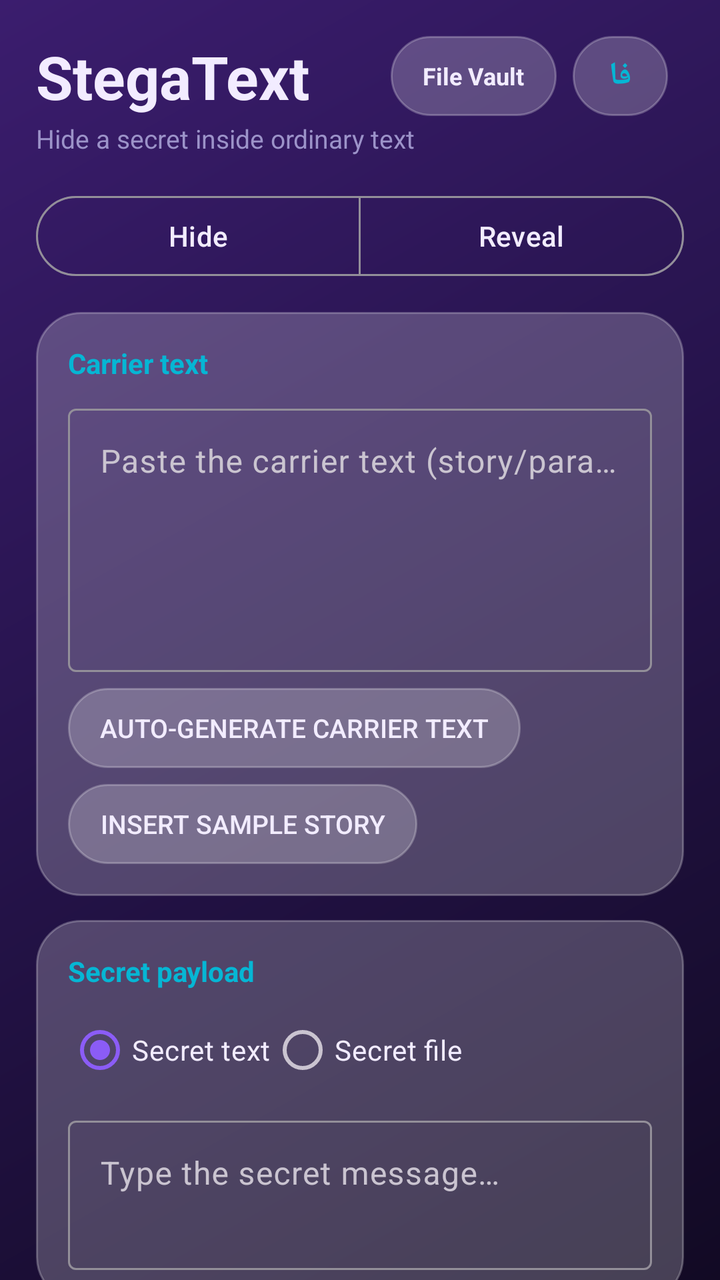
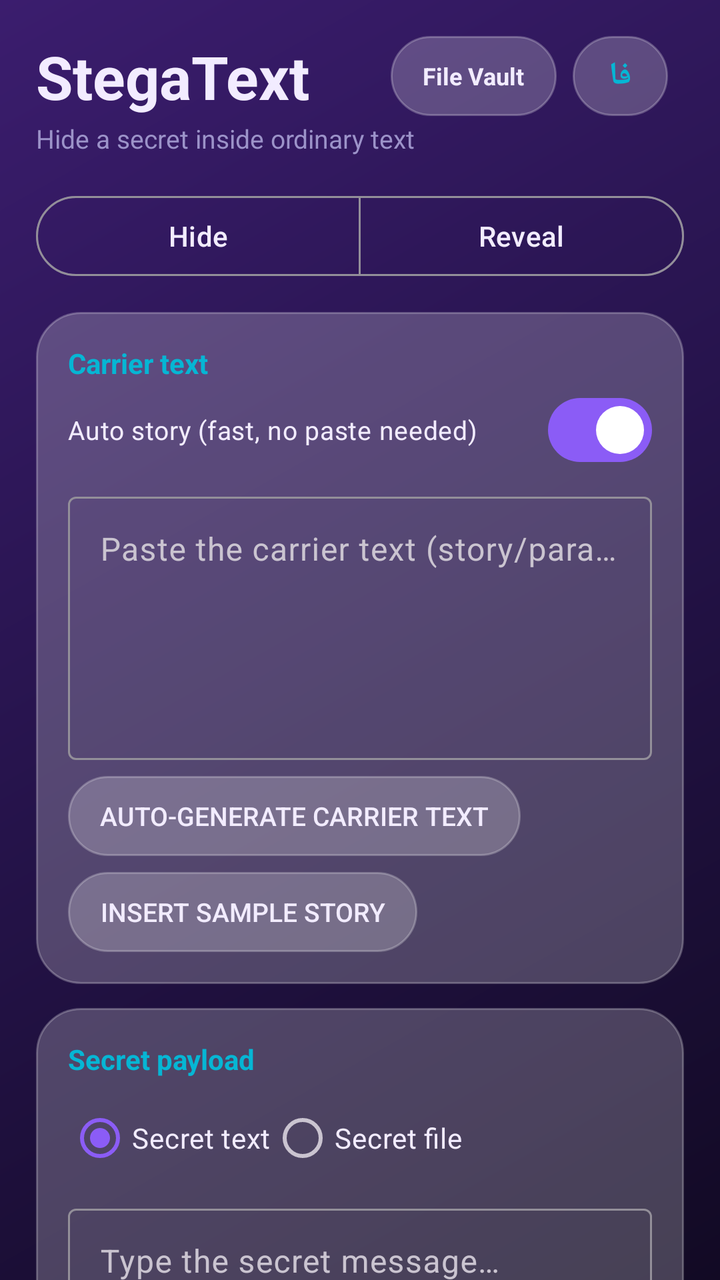

Screens rendered from an Android XML layout before and after an edit, with the pre-edit source and the edit as a unified diff.
<!-- AndroidManifest.xml: application theme Theme.StegaText -->
<!-- res/layout/activity_main.xml -->
<?xml version="1.0" encoding="utf-8"?>
<androidx.core.widget.NestedScrollView xmlns:android="http://schemas.android.com/apk/res/android"
    xmlns:app="http://schemas.android.com/apk/res-auto"
    android:layout_width="match_parent"
    android:layout_height="match_parent"
    android:fillViewport="true"
    android:scrollbars="none">

    <LinearLayout
        android:layout_width="match_parent"
        android:layout_height="wrap_content"
        android:orientation="vertical"
        android:padding="18dp">

        <LinearLayout
            android:layout_width="match_parent"
            android:layout_height="wrap_content"
            android:gravity="center_vertical"
            android:orientation="horizontal">

            <TextView
                android:id="@+id/tvTitle"
                android:layout_width="0dp"
                android:layout_height="wrap_content"
                android:layout_weight="1"
                android:text="@string/app_name"
                android:textColor="@color/text"
                android:textSize="30sp"
                android:textStyle="bold" />

            <TextView
                android:id="@+id/btnOpenVault"
                android:layout_width="wrap_content"
                android:layout_height="40dp"
                android:layout_marginEnd="8dp"
                android:background="@drawable/card_bg"
                android:gravity="center"
                android:paddingStart="16dp"
                android:paddingEnd="16dp"
                android:text="@string/btn_open_vault"
                android:textColor="@color/text"
                android:textSize="12sp"
                android:textStyle="bold" />

            <TextView
                android:id="@+id/btnLang"
                android:layout_marginEnd="8dp"
                android:layout_width="wrap_content"
                android:layout_height="40dp"
                android:background="@drawable/card_bg"
                android:gravity="center"
                android:paddingStart="18dp"
                android:paddingEnd="18dp"
                android:text="@string/btn_lang"
                android:textColor="@color/accent2"
                android:textSize="16sp"
                android:textStyle="bold" />
        </LinearLayout>

        <TextView
            android:layout_width="match_parent"
            android:layout_height="wrap_content"
            android:layout_marginTop="2dp"
            android:text="@string/tagline"
            android:textColor="@color/text_hint"
            android:textSize="13sp" />

        <com.google.android.material.button.MaterialButtonToggleGroup
            android:id="@+id/modeGroup"
            android:layout_width="match_parent"
            android:layout_height="wrap_content"
            android:layout_marginTop="16dp"
            app:selectionRequired="true"
            app:singleSelection="true">

            <com.google.android.material.button.MaterialButton
                android:id="@+id/btnModeHide"
                style="@style/Widget.Material3.Button.OutlinedButton"
                android:layout_width="0dp"
                android:layout_height="wrap_content"
                android:layout_weight="1"
                android:text="@string/mode_hide" />

            <com.google.android.material.button.MaterialButton
                android:id="@+id/btnModeReveal"
                style="@style/Widget.Material3.Button.OutlinedButton"
                android:layout_width="0dp"
                android:layout_height="wrap_content"
                android:layout_weight="1"
                android:text="@string/mode_reveal" />
        </com.google.android.material.button.MaterialButtonToggleGroup>

        <LinearLayout
            android:id="@+id/hideSection"
            android:layout_width="match_parent"
            android:layout_height="wrap_content"
            android:orientation="vertical">

            <LinearLayout
                android:layout_width="match_parent"
                android:layout_height="wrap_content"
                android:layout_marginTop="14dp"
                android:background="@drawable/card_bg"
                android:orientation="vertical"
                android:padding="16dp">

                <TextView
                    android:layout_width="wrap_content"
                    android:layout_height="wrap_content"
                    android:text="@string/carrier_title"
                    android:textColor="@color/accent2"
                    android:textSize="14sp"
                    android:textStyle="bold" />

                <com.google.android.material.textfield.TextInputLayout
                    style="@style/Widget.Material3.TextInputLayout.OutlinedBox"
                    android:layout_width="match_parent"
                    android:layout_height="wrap_content"
                    android:layout_marginTop="8dp"
                    app:boxBackgroundColor="@android:color/transparent">

                    <com.google.android.material.textfield.TextInputEditText
                        android:id="@+id/etCarrier"
                        android:layout_width="match_parent"
                        android:layout_height="wrap_content"
                        android:gravity="top"
                        android:hint="@string/carrier_hint_hide"
                        android:inputType="textMultiLine"
                        android:minLines="5"
                        android:textColor="@color/text"
                        android:textColorHint="@color/text_hint" />
                </com.google.android.material.textfield.TextInputLayout>

                <androidx.appcompat.widget.AppCompatButton
                    android:id="@+id/btnGenerate"
                    android:layout_width="wrap_content"
                    android:layout_height="40dp"
                    android:layout_marginTop="8dp"
                    android:layout_marginEnd="6dp"
                    android:background="@drawable/card_bg"
                    android:paddingStart="16dp"
                    android:paddingEnd="16dp"
                    android:text="@string/btn_generate_carrier"
                    android:textColor="@color/text"
                    android:textSize="13sp" />

                <androidx.appcompat.widget.AppCompatButton
                    android:id="@+id/btnSample"
                    android:layout_width="wrap_content"
                    android:layout_height="40dp"
                    android:layout_marginTop="8dp"
                    android:background="@drawable/card_bg"
                    android:paddingStart="16dp"
                    android:paddingEnd="16dp"
                    android:text="@string/btn_sample"
                    android:textColor="@color/text"
                    android:textSize="13sp" />
            </LinearLayout>

            <LinearLayout
                android:layout_width="match_parent"
                android:layout_height="wrap_content"
                android:layout_marginTop="12dp"
                android:background="@drawable/card_bg"
                android:orientation="vertical"
                android:padding="16dp">

                <TextView
                    android:layout_width="wrap_content"
                    android:layout_height="wrap_content"
                    android:text="@string/secret_title"
                    android:textColor="@color/accent2"
                    android:textSize="14sp"
                    android:textStyle="bold" />

                <RadioGroup
                    android:id="@+id/payloadGroup"
                    android:layout_width="match_parent"
                    android:layout_height="wrap_content"
                    android:layout_marginTop="6dp"
                    android:orientation="horizontal">

                    <com.google.android.material.radiobutton.MaterialRadioButton
                        android:id="@+id/radioText"
                        android:layout_width="wrap_content"
                        android:layout_height="wrap_content"
                        android:checked="true"
                        android:text="@string/radio_text"
                        android:textColor="@color/text" />

                    <com.google.android.material.radiobutton.MaterialRadioButton
                        android:id="@+id/radioFile"
                        android:layout_width="wrap_content"
                        android:layout_height="wrap_content"
                        android:text="@string/radio_file"
                        android:textColor="@color/text" />
                </RadioGroup>

                <com.google.android.material.textfield.TextInputLayout
                    android:id="@+id/tilSecret"
                    style="@style/Widget.Material3.TextInputLayout.OutlinedBox"
                    android:layout_width="match_parent"
                    android:layout_height="wrap_content"
                    android:layout_marginTop="6dp"
                    app:boxBackgroundColor="@android:color/transparent">

                    <com.google.android.material.textfield.TextInputEditText
                        android:id="@+id/etSecret"
                        android:layout_width="match_parent"
                        android:layout_height="wrap_content"
                        android:gravity="top"
                        android:hint="@string/secret_hint"
                        android:inputType="textMultiLine"
                        android:minLines="2"
                        android:textColor="@color/text"
                        android:textColorHint="@color/text_hint" />
                </com.google.android.material.textfield.TextInputLayout>

                <LinearLayout
                    android:id="@+id/fileRow"
                    android:layout_width="match_parent"
                    android:layout_height="wrap_content"
                    android:layout_marginTop="6dp"
                    android:gravity="center_vertical"
                    android:orientation="horizontal"
                    android:visibility="gone">

                    <androidx.appcompat.widget.AppCompatButton
                        android:id="@+id/btnPickFile"
                        android:layout_width="wrap_content"
                        android:layout_height="44dp"
                        android:background="@drawable/card_bg"
                        android:paddingStart="16dp"
                        android:paddingEnd="16dp"
                        android:text="@string/btn_pick_file"
                        android:textColor="@color/text"
                        android:textSize="13sp" />

                    <TextView
                        android:id="@+id/tvFileName"
                        android:layout_width="0dp"
                        android:layout_height="wrap_content"
                        android:layout_marginStart="10dp"
                        android:layout_weight="1"
                        android:text="@string/no_file"
                        android:textColor="@color/text_hint"
                        android:textSize="13sp" />
                </LinearLayout>
            </LinearLayout>

            <LinearLayout
                android:layout_width="match_parent"
                android:layout_height="wrap_content"
                android:layout_marginTop="12dp"
                android:background="@drawable/card_bg"
                android:orientation="vertical"
                android:padding="16dp">

                <TextView
                    android:layout_width="wrap_content"
                    android:layout_height="wrap_content"
                    android:text="@string/pw_title"
                    android:textColor="@color/accent2"
                    android:textSize="14sp"
                    android:textStyle="bold" />

                <com.google.android.material.textfield.TextInputLayout
                    style="@style/Widget.Material3.TextInputLayout.OutlinedBox"
                    android:layout_width="match_parent"
                    android:layout_height="wrap_content"
                    android:layout_marginTop="8dp"
                    app:boxBackgroundColor="@android:color/transparent"
                    app:endIconMode="password_toggle">

                    <com.google.android.material.textfield.TextInputEditText
                        android:id="@+id/etPassword"
                        android:layout_width="match_parent"
                        android:layout_height="wrap_content"
                        android:hint="@string/pw_hint"
                        android:inputType="textPassword"
                        android:textColor="@color/text"
                        android:textColorHint="@color/text_hint" />
                </com.google.android.material.textfield.TextInputLayout>

                <com.google.android.material.materialswitch.MaterialSwitch
                    android:id="@+id/switchRobust"
                    android:layout_width="match_parent"
                    android:layout_height="wrap_content"
                    android:layout_marginTop="8dp"
                    android:checked="true"
                    android:text="@string/robust"
                    android:textColor="@color/text"
                    android:textSize="13sp" />
            </LinearLayout>

            <TextView
                android:id="@+id/tvCapacity"
                android:layout_width="match_parent"
                android:layout_height="wrap_content"
                android:layout_marginTop="12dp"
                android:text="@string/capacity_zero"
                android:textColor="@color/text_hint"
                android:textSize="13sp" />

            <androidx.appcompat.widget.AppCompatButton
                android:id="@+id/btnHide"
                android:layout_width="match_parent"
                android:layout_height="56dp"
                android:layout_marginTop="10dp"
                android:background="@drawable/btn_gradient"
                android:stateListAnimator="@null"
                android:text="@string/btn_hide"
                android:textColor="#FFFFFF"
                android:textSize="16sp"
                android:textStyle="bold" />

            <LinearLayout
                android:id="@+id/outputCard"
                android:layout_width="match_parent"
                android:layout_height="wrap_content"
                android:layout_marginTop="14dp"
                android:background="@drawable/card_bg"
                android:orientation="vertical"
                android:padding="16dp"
                android:visibility="gone">

                <TextView
                    android:layout_width="wrap_content"
                    android:layout_height="wrap_content"
                    android:text="@string/output_title"
                    android:textColor="@color/ok"
                    android:textSize="14sp"
                    android:textStyle="bold" />

                <TextView
                    android:id="@+id/tvOutput"
                    android:layout_width="match_parent"
                    android:layout_height="wrap_content"
                    android:layout_marginTop="8dp"
                    android:textColor="@color/text"
                    android:textIsSelectable="true"
                    android:textSize="15sp" />

                <LinearLayout
                    android:layout_width="match_parent"
                    android:layout_height="wrap_content"
                    android:layout_marginTop="10dp"
                    android:orientation="horizontal">

                    <androidx.appcompat.widget.AppCompatButton
                        android:id="@+id/btnCopy"
                        android:layout_width="0dp"
                        android:layout_height="44dp"
                        android:layout_marginEnd="6dp"
                        android:layout_weight="1"
                        android:background="@drawable/card_bg"
                        android:text="@string/btn_copy"
                        android:textColor="@color/text" />

                    <androidx.appcompat.widget.AppCompatButton
                        android:id="@+id/btnShare"
                        android:layout_width="0dp"
                        android:layout_height="44dp"
                        android:layout_marginEnd="6dp"
                        android:layout_weight="1"
                        android:background="@drawable/card_bg"
                        android:text="@string/btn_share"
                        android:textColor="@color/text" />

                    <androidx.appcompat.widget.AppCompatButton
                        android:id="@+id/btnSave"
                        android:layout_width="0dp"
                        android:layout_height="44dp"
                        android:layout_weight="1"
                        android:background="@drawable/card_bg"
                        android:text="@string/btn_save"
                        android:textColor="@color/text" />
                </LinearLayout>
            </LinearLayout>
        </LinearLayout>

        <LinearLayout
            android:id="@+id/revealSection"
            android:layout_width="match_parent"
            android:layout_height="wrap_content"
            android:orientation="vertical"
            android:visibility="gone">

            <LinearLayout
                android:layout_width="match_parent"
                android:layout_height="wrap_content"
                android:layout_marginTop="14dp"
                android:background="@drawable/card_bg"
                android:orientation="vertical"
                android:padding="16dp">

                <TextView
                    android:layout_width="wrap_content"
                    android:layout_height="wrap_content"
                    android:text="@string/carrier_title"
                    android:textColor="@color/accent2"
                    android:textSize="14sp"
                    android:textStyle="bold" />

                <com.google.android.material.textfield.TextInputLayout
                    style="@style/Widget.Material3.TextInputLayout.OutlinedBox"
                    android:layout_width="match_parent"
                    android:layout_height="wrap_content"
                    android:layout_marginTop="8dp"
                    app:boxBackgroundColor="@android:color/transparent">

                    <com.google.android.material.textfield.TextInputEditText
                        android:id="@+id/etCarrierX"
                        android:layout_width="match_parent"
                        android:layout_height="wrap_content"
                        android:gravity="top"
                        android:hint="@string/carrier_hint_reveal"
                        android:inputType="textMultiLine"
                        android:minLines="5"
                        android:textColor="@color/text"
                        android:textColorHint="@color/text_hint" />
                </com.google.android.material.textfield.TextInputLayout>

                <androidx.appcompat.widget.AppCompatButton
                    android:id="@+id/btnPickStegoTxt"
                    android:layout_width="wrap_content"
                    android:layout_height="40dp"
                    android:layout_marginTop="8dp"
                    android:background="@drawable/card_bg"
                    android:paddingStart="16dp"
                    android:paddingEnd="16dp"
                    android:text="@string/btn_pick_stego_file"
                    android:textColor="@color/text"
                    android:textSize="13sp" />
            </LinearLayout>

            <LinearLayout
                android:layout_width="match_parent"
                android:layout_height="wrap_content"
                android:layout_marginTop="12dp"
                android:background="@drawable/card_bg"
                android:orientation="vertical"
                android:padding="16dp">

                <com.google.android.material.textfield.TextInputLayout
                    style="@style/Widget.Material3.TextInputLayout.OutlinedBox"
                    android:layout_width="match_parent"
                    android:layout_height="wrap_content"
                    app:boxBackgroundColor="@android:color/transparent"
                    app:endIconMode="password_toggle">

                    <com.google.android.material.textfield.TextInputEditText
                        android:id="@+id/etPasswordX"
                        android:layout_width="match_parent"
                        android:layout_height="wrap_content"
                        android:hint="@string/pw_hint"
                        android:inputType="textPassword"
                        android:textColor="@color/text"
                        android:textColorHint="@color/text_hint" />
                </com.google.android.material.textfield.TextInputLayout>
            </LinearLayout>

            <androidx.appcompat.widget.AppCompatButton
                android:id="@+id/btnReveal"
                android:layout_width="match_parent"
                android:layout_height="56dp"
                android:layout_marginTop="12dp"
                android:background="@drawable/btn_gradient"
                android:stateListAnimator="@null"
                android:text="@string/btn_reveal"
                android:textColor="#FFFFFF"
                android:textSize="16sp"
                android:textStyle="bold" />

            <LinearLayout
                android:id="@+id/resultCard"
                android:layout_width="match_parent"
                android:layout_height="wrap_content"
                android:layout_marginTop="14dp"
                android:background="@drawable/card_bg"
                android:orientation="vertical"
                android:padding="16dp"
                android:visibility="gone">

                <TextView
                    android:layout_width="wrap_content"
                    android:layout_height="wrap_content"
                    android:text="@string/result_title"
                    android:textColor="@color/ok"
                    android:textSize="14sp"
                    android:textStyle="bold" />

                <TextView
                    android:id="@+id/tvResultX"
                    android:layout_width="match_parent"
                    android:layout_height="wrap_content"
                    android:layout_marginTop="8dp"
                    android:textColor="@color/text"
                    android:textIsSelectable="true"
                    android:textSize="15sp" />

                <androidx.appcompat.widget.AppCompatButton
                    android:id="@+id/btnSaveX"
                    android:layout_width="wrap_content"
                    android:layout_height="44dp"
                    android:layout_gravity="end"
                    android:background="@drawable/card_bg"
                    android:paddingStart="16dp"
                    android:paddingEnd="16dp"
                    android:text="@string/btn_save"
                    android:textColor="@color/text"
                    android:visibility="gone" />
            </LinearLayout>
        </LinearLayout>
    </LinearLayout>
</androidx.core.widget.NestedScrollView>
<!-- resources referenced by this layout -->
<resources>
  <color name="accent2">#06B6D4</color>
  <color name="ok">#4ADE80</color>
  <color name="text">#F2ECFF</color>
  <color name="text_hint">#9C93C9</color>
  <!-- drawable btn_gradient (drawable) -->
  <?xml version="1.0" encoding="utf-8"?>
  <shape xmlns:android="http://schemas.android.com/apk/res/android">
      <gradient
          android:angle="0"
          android:startColor="@color/accent1"
          android:endColor="@color/accent2" />
      <corners android:radius="28dp" />
  </shape>
  <!-- drawable card_bg (drawable) -->
  <?xml version="1.0" encoding="utf-8"?>
  <shape xmlns:android="http://schemas.android.com/apk/res/android">
      <solid android:color="@color/card" />
      <stroke android:width="1dp" android:color="@color/card_stroke" />
      <corners android:radius="22dp" />
  </shape>
  <string name="app_name">StegaText</string>
  <string name="btn_copy">Copy</string>
  <string name="btn_generate_carrier">Auto-generate carrier text</string>
  <string name="btn_hide">Hide and create stego text</string>
  <string name="btn_lang">فا</string>
  <string name="btn_open_vault">File Vault</string>
  <string name="btn_pick_file">Choose file (any type)</string>
  <string name="btn_pick_stego_file">Open stego text file (.txt)</string>
  <string name="btn_reveal">Reveal secret</string>
  <string name="btn_sample">Insert sample story</string>
  <string name="btn_save">Save</string>
  <string name="btn_share">Share</string>
  <string name="capacity_zero">Carrier text is empty</string>
  <string name="carrier_hint_hide">Paste the carrier text (story/paragraph) here…</string>
  <string name="carrier_hint_reveal">Paste the stego text here…</string>
  <string name="carrier_title">Carrier text</string>
  <string name="mode_hide">Hide</string>
  <string name="mode_reveal">Reveal</string>
  <string name="no_file">No file selected</string>
  <string name="output_title">Stego text (send as is)</string>
  <string name="pw_hint">Enter encryption key</string>
  <string name="pw_title">Key (required)</string>
  <string name="radio_file">Secret file</string>
  <string name="radio_text">Secret text</string>
  <string name="result_title">Result</string>
  <string name="robust">Robust mode (homoglyph only, no invisible characters)</string>
  <string name="secret_hint">Type the secret message…</string>
  <string name="secret_title">Secret payload</string>
  <string name="tagline">Hide a secret inside ordinary text</string>
  <style name="Theme.StegaText" parent="Theme.Material3.Dark.NoActionBar">
          <item name="colorPrimary">@color/accent1</item>
          <item name="colorOnPrimary">#FFFFFF</item>
          <item name="colorSurface">@color/card</item>
          <item name="colorOnSurface">@color/text</item>
          <item name="android:textColorHint">@color/text_hint</item>
          <item name="android:windowBackground">@drawable/bg_gradient</item>
          <item name="android:statusBarColor">@color/grad_end</item>
      </style>
  <color name="accent1">#8B5CF6</color>
  <color name="card">#38FFFFFF</color>
  <color name="card_stroke">#40FFFFFF</color>
  <!-- drawable bg_gradient (drawable) -->
  <?xml version="1.0" encoding="utf-8"?>
  <shape xmlns:android="http://schemas.android.com/apk/res/android">
      <gradient
          android:angle="315"
          android:startColor="@color/grad_start"
          android:centerColor="@color/grad_center"
          android:endColor="@color/grad_end" />
  </shape>
  <color name="grad_end">#120A24</color>
  <color name="grad_start">#3B1D6E</color>
  <color name="grad_center">#25134A</color>
</resources>

<!-- the commit's change to res/layout/activity_main.xml (unified diff, before → after) -->
@@ -112,11 +112,20 @@
                     android:textSize="14sp"
                     android:textStyle="bold" />
 
+                <com.google.android.material.materialswitch.MaterialSwitch
+                    android:id="@+id/switchAutoStory"
+                    android:layout_width="match_parent"
+                    android:layout_height="wrap_content"
+                    android:checked="true"
+                    android:text="@string/auto_story"
+                    android:textColor="@color/text"
+                    android:textSize="13sp" />
+
                 <com.google.android.material.textfield.TextInputLayout
                     style="@style/Widget.Material3.TextInputLayout.OutlinedBox"
                     android:layout_width="match_parent"
                     android:layout_height="wrap_content"
-                    android:layout_marginTop="8dp"
+                    android:layout_marginTop="4dp"
                     app:boxBackgroundColor="@android:color/transparent">
 
                     <com.google.android.material.textfield.TextInputEditText
<!-- resource entries referenced after the edit -->
@@ -21,6 +21,7 @@
       <corners android:radius="22dp" />
   </shape>
   <string name="app_name">StegaText</string>
+  <string name="auto_story">Auto story (fast, no paste needed)</string>
   <string name="btn_copy">Copy</string>
   <string name="btn_generate_carrier">Auto-generate carrier text</string>
   <string name="btn_hide">Hide and create stego text</string>
